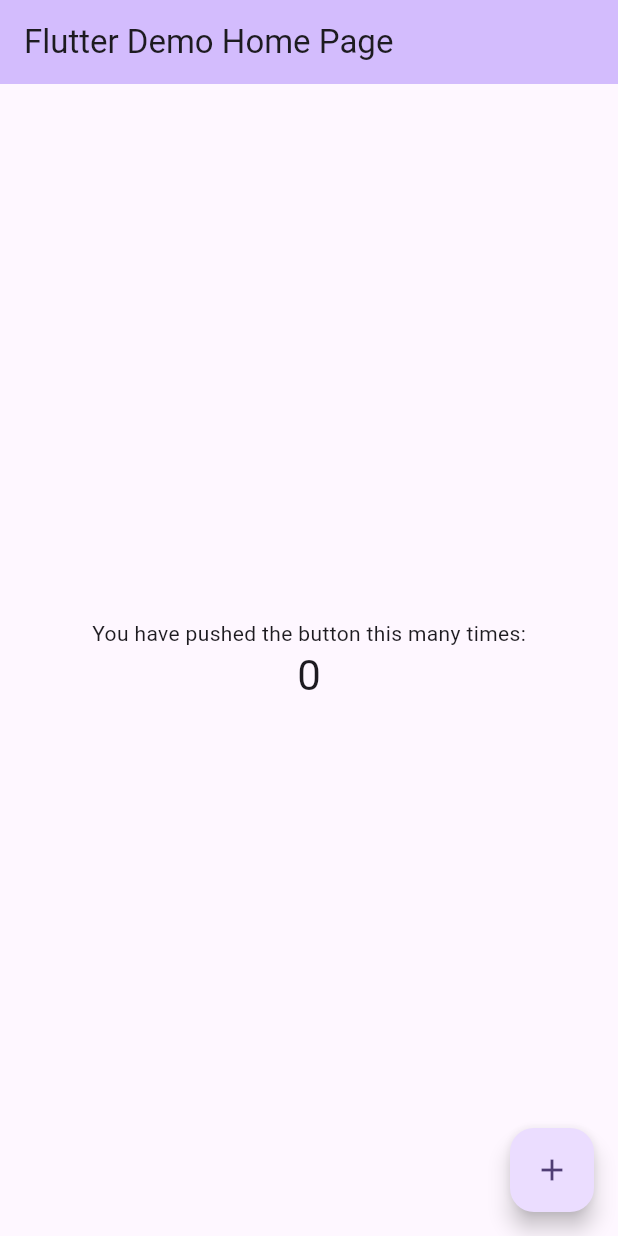
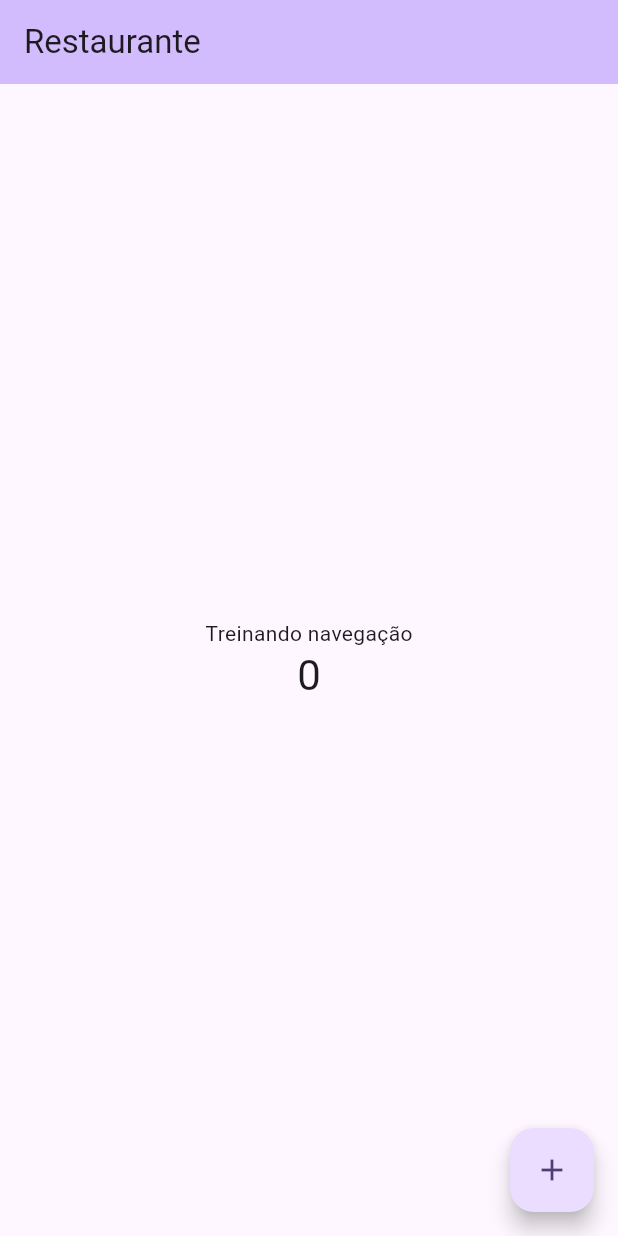
Before and after one commit to NicsonSUPRA/restaurante_app, a Flutter app: the screen it shows after launch, on a phone screen of 412 x 824 dp. Run offline on Flutter 3.47's test engine with Material 3 defaults, Android fonts, the phone set to English and light mode, and no system bars.

Commit message:
inicio do projeto

```diff
--- a/lib/main.dart
+++ b/lib/main.dart
@@ -1,5 +1,6 @@
 import 'package:flutter/material.dart';
 
+//parou na aula 179
 void main() {
   runApp(const MyApp());
 }
@@ -13,41 +14,16 @@ class MyApp extends StatelessWidget {
     return MaterialApp(
       title: 'Flutter Demo',
       theme: ThemeData(
-        // This is the theme of your application.
-        //
-        // TRY THIS: Try running your application with "flutter run". You'll see
-        // the application has a purple toolbar. Then, without quitting the app,
-        // try changing the seedColor in the colorScheme below to Colors.green
-        // and then invoke "hot reload" (save your changes or press the "hot
-        // reload" button in a Flutter-supported IDE, or press "r" if you used
-        // the command line to start the app).
-        //
-        // Notice that the counter didn't reset back to zero; the application
-        // state is not lost during the reload. To reset the state, use hot
-        // restart instead.
-        //
-        // This works for code too, not just values: Most code changes can be
-        // tested with just a hot reload.
         colorScheme: ColorScheme.fromSeed(seedColor: Colors.deepPurple),
         useMaterial3: true,
       ),
-      home: const MyHomePage(title: 'Flutter Demo Home Page'),
+      home: const MyHomePage(title: 'Restaurante'),
     );
   }
 }
 
 class MyHomePage extends StatefulWidget {
   const MyHomePage({super.key, required this.title});
-
-  // This widget is the home page of your application. It is stateful, meaning
-  // that it has a State object (defined below) that contains fields that affect
-  // how it looks.
-
-  // This class is the configuration for the state. It holds the values (in this
-  // case the title) provided by the parent (in this case the App widget) and
-  // used by the build method of the State. Fields in a Widget subclass are
-  // always marked "final".
-
   final String title;
 
   @override
@@ -59,54 +35,23 @@ class _MyHomePageState extends State<MyHomePage> {
 
   void _incrementCounter() {
     setState(() {
-      // This call to setState tells the Flutter framework that something has
-      // changed in this State, which causes it to rerun the build method below
-      // so that the display can reflect the updated values. If we changed
-      // _counter without calling setState(), then the build method would not be
-      // called again, and so nothing would appear to happen.
       _counter++;
     });
   }
 
   @override
   Widget build(BuildContext context) {
-    // This method is rerun every time setState is called, for instance as done
-    // by the _incrementCounter method above.
-    //
-    // The Flutter framework has been optimized to make rerunning build methods
-    // fast, so that you can just rebuild anything that needs updating rather
-    // than having to individually change instances of widgets.
     return Scaffold(
       appBar: AppBar(
-        // TRY THIS: Try changing the color here to a specific color (to
-        // Colors.amber, perhaps?) and trigger a hot reload to see the AppBar
-        // change color while the other colors stay the same.
         backgroundColor: Theme.of(context).colorScheme.inversePrimary,
-        // Here we take the value from the MyHomePage object that was created by
-        // the App.build method, and use it to set our appbar title.
         title: Text(widget.title),
       ),
       body: Center(
-        // Center is a layout widget. It takes a single child and positions it
-        // in the middle of the parent.
         child: Column(
-          // Column is also a layout widget. It takes a list of children and
-          // arranges them vertically. By default, it sizes itself to fit its
-          // children horizontally, and tries to be as tall as its parent.
-          //
-          // Column has various properties to control how it sizes itself and
-          // how it positions its children. Here we use mainAxisAlignment to
-          // center the children vertically; the main axis here is the vertical
-          // axis because Columns are vertical (the cross axis would be
-          // horizontal).
-          //
-          // TRY THIS: Invoke "debug painting" (choose the "Toggle Debug Paint"
-          // action in the IDE, or press "p" in the console), to see the
-          // wireframe for each widget.
           mainAxisAlignment: MainAxisAlignment.center,
           children: <Widget>[
             const Text(
-              'You have pushed the button this many times:',
+              'Treinando navegação',
             ),
             Text(
               '$_counter',
```
Also changed, not shown: lib/data/dummy_data.dart (added, +14 -0 lines), lib/models/category.dart (added, +9 -0 lines), lib/screens/categories_screens.dart (added, +15 -0 lines).
